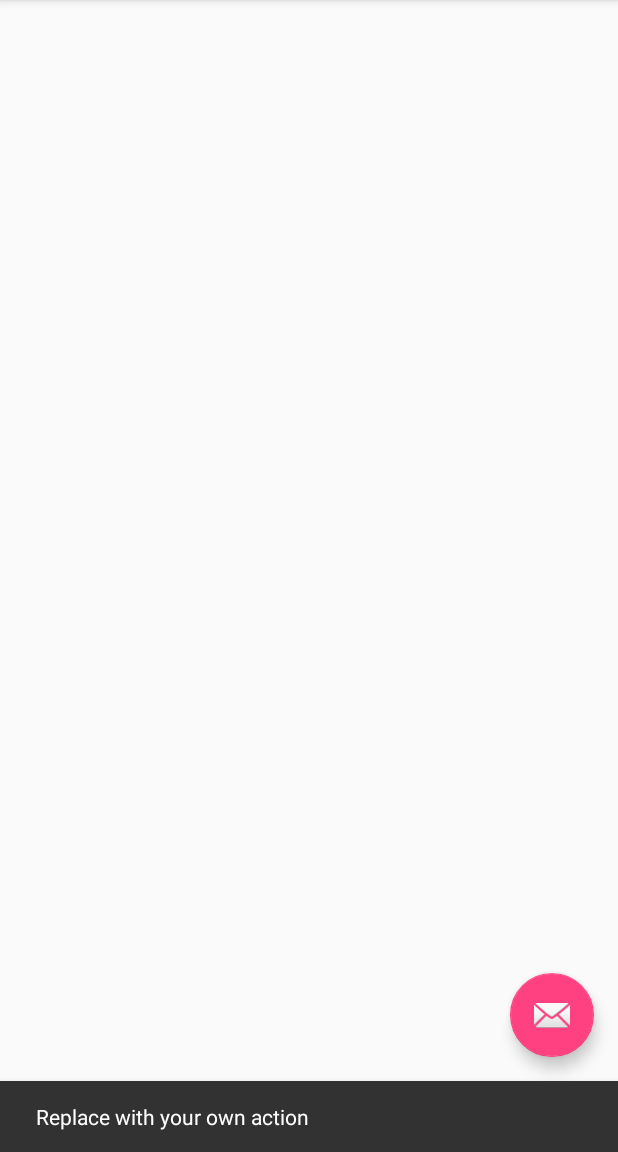
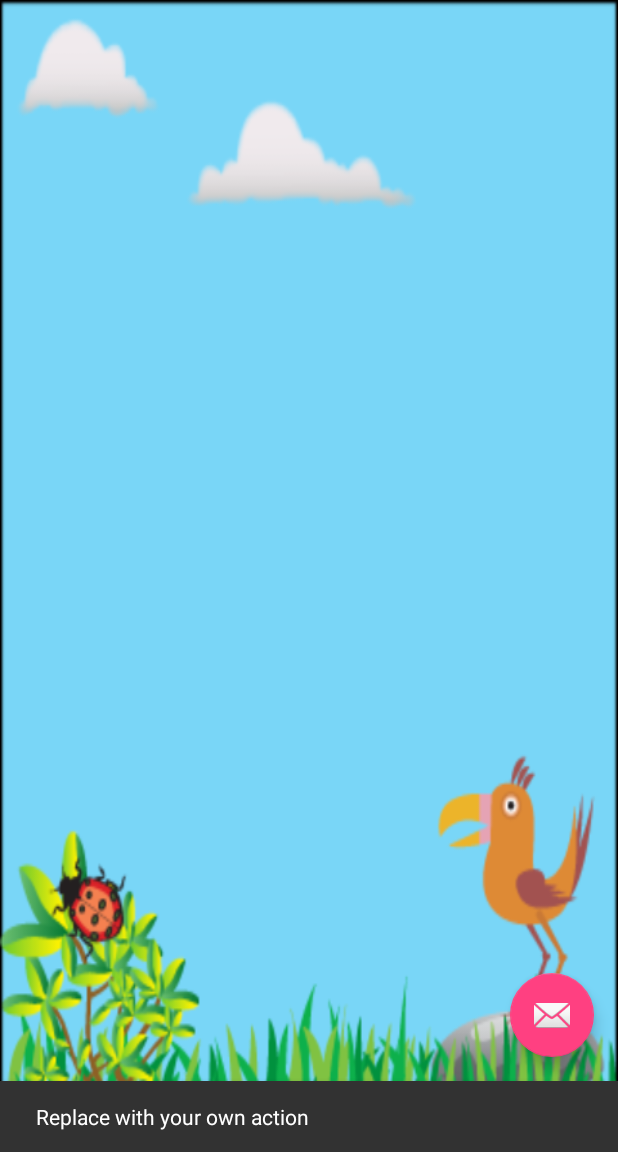
Before and after one commit to rcarswel/WordJumble, an Android app: the WordJumbleGameActivity screen opened directly, with no data from a screen before it, after a tap on an icon or button, on a phone screen of 412 x 824 dp, the part 84-1236 px from its top. Run offline under Robolectric (Android 15) with nearby library versions, the phone set to English and light mode, and no system bars.

Commit message:
added background image to the second activity

```diff
--- a/app/src/main/res/layout/content_word_jumble_game.xml
+++ b/app/src/main/res/layout/content_word_jumble_game.xml
@@ -8,7 +8,7 @@
     android:paddingLeft="@dimen/activity_horizontal_margin"
     android:paddingRight="@dimen/activity_horizontal_margin"
     android:paddingTop="@dimen/activity_vertical_margin"
-
+    android:background="@drawable/bkgrdgame460"
     app:layout_behavior="@string/appbar_scrolling_view_behavior"
     tools:context="edu.westga.cs6242.wordjumble.WordJumbleGameActivity"
     tools:showIn="@layout/activity_word_jumble_game">
```
Also changed, not shown: app/src/main/res/drawable/bkgrdgame460.png (added).
